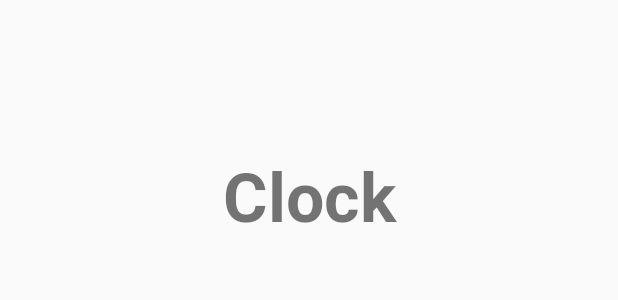
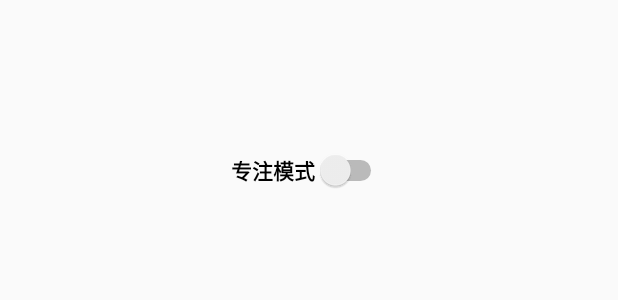
Before and after one commit to LeeLulin/ToDoList, an Android app: the layout fragment_clock.xml on its own in the app's theme, with its tools: preview values and no code run, on a phone screen of 412 x 824 dp. Shown: the top 300 px of the screen. Run offline under Robolectric (Android 15) with nearby library versions, the phone set to English and light mode, and no system bars.

Commit message:
增加专注模式

```diff
--- a/app/src/main/java/com/example/lulin/todolist/activity/MainActivity.java
+++ b/app/src/main/java/com/example/lulin/todolist/activity/MainActivity.java
@@ -93,7 +93,10 @@ public class MainActivity extends AppCompatActivity implements NavigationView.On
         dbHelper = new MyDatabaseHelper(this, "Data.db", null, 2);
         dbHelper.getWritableDatabase();
 
-        setUserImg();
+        if (BmobUser.getCurrentUser() != null){
+            setUserImg();
+        }
+
         initView();
         initViewPager();
     }
--- a/app/src/main/res/layout/fragment_clock.xml
+++ b/app/src/main/res/layout/fragment_clock.xml
@@ -7,16 +7,16 @@
     tools:context="com.example.lulin.todolist.fragment.ClockFragment">
 
 
-    <TextView
-        android:id="@+id/label"
+    <Switch
+        android:id="@+id/set_focus"
+        android:layout_width="wrap_content"
+        android:layout_height="wrap_content"
         android:layout_alignParentTop="true"
+        android:layout_centerHorizontal="true"
         android:layout_marginTop="100dp"
-        android:layout_width="fill_parent"
-        android:layout_height="wrap_content"
-        android:gravity="center_horizontal"
-        android:textSize="45dp"
-        android:text="Clock"
-        android:textStyle="bold"/>
+        android:gravity="center"
+        android:text="专注模式"
+        android:textStyle="bold" />
 
 
 </RelativeLayout>
```
Also changed, not shown: app/src/main/AndroidManifest.xml (+21 -8 lines), app/src/main/java/com/example/lulin/todolist/Service/FocusService.java (added, +84 -0 lines), app/src/main/java/com/example/lulin/todolist/fragment/ClockFragment.java (+20 -2 lines).
